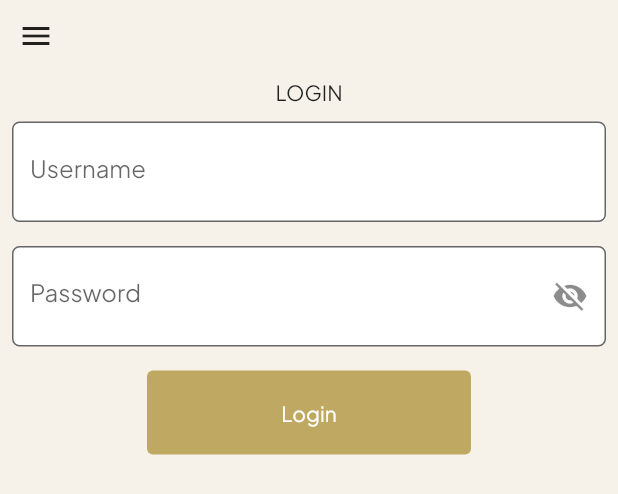
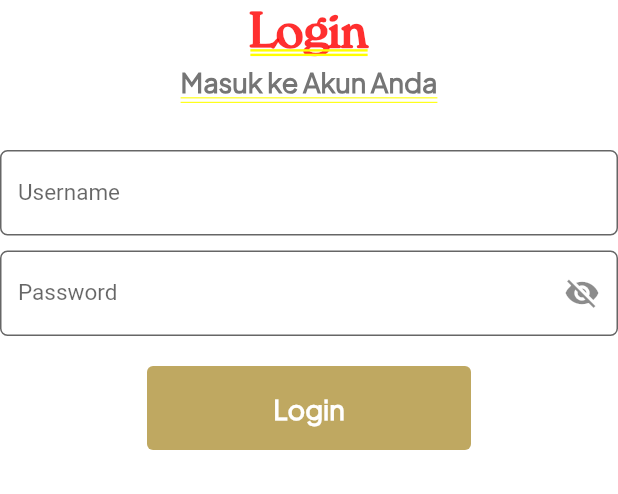
Before and after one commit to D10-PBP/Proyek-Akhir-Semester, a Flutter app: the DrawerClass widget shown alone on an empty page, opened directly, after a tap on "Login", on a phone screen of 412 x 824 dp. Shown: the top 494 px of the screen. Run offline on Flutter 3.47's test engine with Material 2 defaults, Android fonts, the light colour scheme and no system bars; our stand-ins replace google_nav_bar; missing offline and left inert: pbp_django_auth; accounts and stored records are empty; Roboto replaces fonts that are missing (PlusJakarta').

Commit message:
Implement login and profile page

```diff
--- a/lib/core/widget/drawer.dart
+++ b/lib/core/widget/drawer.dart
@@ -18,7 +18,7 @@ class DrawerClass extends StatefulWidget {
   static final List<Widget> _listViewPages = [
     const MyHomePage(),
     const BerandaBarangPage(),
-    const LoginPage(),
+    const Login(),
   ];
   @override
   State<StatefulWidget> createState() => DrawerClassState();
--- a/lib/fitur_autentikasi/pages/login.dart
+++ b/lib/fitur_autentikasi/pages/login.dart
@@ -1,19 +1,38 @@
 import 'package:flutter/material.dart';
 import 'package:provider/provider.dart';
 import 'package:pbp_django_auth/pbp_django_auth.dart';
-import 'package:sayang_dibuang_mobile/core/widget/drawer.dart';
 import 'package:sayang_dibuang_mobile/core/theme/theme_color.dart';
+import 'package:sayang_dibuang_mobile/fitur_autentikasi/providers/current_user_profile.dart';
 import 'package:sayang_dibuang_mobile/fitur_autentikasi/utilities/auth.dart';
 
-class LoginPage extends StatelessWidget {
-  const LoginPage({super.key});
+class Login extends StatelessWidget {
+  const Login({super.key});
 
   @override
   Widget build(BuildContext context) {
-    return const Scaffold(
-      backgroundColor: ThemeColor.sand,
-      drawer: DrawerClass("Login", 2),
-      body: LoginForm(),
+    return SingleChildScrollView(
+      child: Column(
+        children: [
+          const Text(
+            "Login",
+            style: TextStyle(
+                fontFamily: "Verona",
+                fontWeight: FontWeight.bold,
+                fontSize: 32),
+          ),
+          Text(
+            "Masuk ke Akun Anda",
+            style: TextStyle(
+              fontFamily: "PlusJakarta",
+              fontWeight: FontWeight.bold,
+              fontSize: 18,
+              color: Colors.grey[600],
+            ),
+          ),
+          const SizedBox(height: 30),
+          const LoginForm(),
+        ],
+      ),
     );
   }
 }
@@ -43,24 +62,10 @@ class _LoginFormState extends State<LoginForm> {
     final request = context.watch<CookieRequest>();
     return Form(
         key: _loginFormKey,
-      child: Column(children: [
-        Row(
-          mainAxisAlignment: MainAxisAlignment.start,
+        child: Column(
           children: [
-            Builder(
-              builder: (context) => IconButton(
-                icon: const Icon(Icons.menu),
-                onPressed: () => Scaffold.of(context).openDrawer(),
-              ),
-            ),
-          ],
-        ),
-        Column(
-          children: [
-            const Text("LOGIN"),
-            Padding(
-                padding: const EdgeInsets.all(8.0),
-                child: TextFormField(
+            TextFormField(
+              style: const TextStyle(fontFamily: "PlusJakarta'", fontSize: 15),
               decoration: InputDecoration(
                 labelText: "Username",
                 filled: true,
@@ -68,6 +73,7 @@ class _LoginFormState extends State<LoginForm> {
                 border: OutlineInputBorder(
                   borderRadius: BorderRadius.circular(5.0),
                 ),
+                hoverColor: ThemeColor.sand,
               ),
               onChanged: (String? value) {
                 setState(() {
@@ -85,15 +91,16 @@ class _LoginFormState extends State<LoginForm> {
                 }
                 return null;
               },
-                )),
-            Padding(
-                padding: const EdgeInsets.all(8.0),
-                child: TextFormField(
+            ),
+            const SizedBox(height: 10.0),
+            TextFormField(
               obscureText: !isPasswordVisible,
+              style: const TextStyle(fontFamily: "PlusJakarta'", fontSize: 15),
               decoration: InputDecoration(
                   labelText: "Password",
                   filled: true,
                   fillColor: Colors.white,
+                  hoverColor: ThemeColor.sand,
                   border: OutlineInputBorder(
                     borderRadius: BorderRadius.circular(5.0),
                   ),
@@ -120,17 +127,59 @@ class _LoginFormState extends State<LoginForm> {
                 }
                 return null;
               },
-                )),
-            Padding(
-              padding: const EdgeInsets.all(8.0),
-              child: TextButton(
+            ),
+            const SizedBox(
+              height: 20,
+            ),
+            TextButton(
                 style: ButtonStyle(
                   backgroundColor: MaterialStateProperty.all(ThemeColor.gold),
                 ),
                 onPressed: () async {
                   if (_loginFormKey.currentState!.validate()) {
-                      await login(
+                    final response = await login(
                         context, mounted, request, username, password1);
+                    if (!mounted) return;
+                    if (!context
+                        .read<CurrentUserProfileModel>()
+                        .hasCurrentUser()) {
+                      showDialog(
+                        context: context,
+                        builder: (context) {
+                          return Dialog(
+                            shape: RoundedRectangleBorder(
+                              borderRadius: BorderRadius.circular(10),
+                            ),
+                            elevation: 15,
+                            child: SizedBox(
+                              width: 300,
+                              height: 150,
+                              child: Center(
+                                child: ListView(
+                                  padding: const EdgeInsets.only(
+                                      top: 20, bottom: 20),
+                                  shrinkWrap: true,
+                                  children: <Widget>[
+                                    Padding(
+                                        padding: const EdgeInsets.all(10),
+                                        child: Text(
+                                          response,
+                                          textAlign: TextAlign.center,
+                                        )),
+                                    TextButton(
+                                      onPressed: () {
+                                        Navigator.pop(context);
+                                      },
+                                      child: const Text('Kembali'),
+                                    ),
+                                  ],
+                                ),
+                              ),
+                            ),
+                          );
+                        },
+                      );
+                    }
                   }
                 },
                 child: const SizedBox(
@@ -139,13 +188,15 @@ class _LoginFormState extends State<LoginForm> {
                     child: Center(
                       child: Text(
                         "Login",
-                          style: TextStyle(color: Colors.white),
+                        style: TextStyle(
+                          color: Colors.white,
+                          fontFamily: "PlusJakarta",
+                          fontWeight: FontWeight.bold,
+                          fontSize: 18,
+                        ),
                       ),
                     ))),
-            ),
           ],
-        )
-      ]),
-    );
+        ));
   }
 }
--- a/lib/main.dart
+++ b/lib/main.dart
@@ -5,6 +5,7 @@ import 'package:flutter/services.dart';
 import 'package:google_nav_bar/google_nav_bar.dart';
 import 'package:sayang_dibuang_mobile/barang_bekas/pages/beranda.dart';
 import 'package:sayang_dibuang_mobile/crowdfunding/pages/crowdfundings.dart';
+import 'package:sayang_dibuang_mobile/fitur_autentikasi/pages/profile.dart';
 
 import 'core/theme/theme_color.dart';
 import 'package:sayang_dibuang_mobile/fitur_autentikasi/providers/current_user_profile.dart';
@@ -52,6 +53,7 @@ class _MyHomePageState extends State<MyHomePage> {
       BerandaBarangPage(), // nanti diganti sama Request
       CrowdfundingsPage(),
       CrowdfundingsPage(), // nanti diganti sama Leaderboard
+      ProfilePage(),
     ];
 
     return AnnotatedRegion<SystemUiOverlayStyle>(
@@ -106,6 +108,9 @@ class _MyHomePageState extends State<MyHomePage> {
                       icon: Icons.leaderboard_rounded,
                       text: 'Leaderboard',
                     ),
+                    GButton(
+                      icon: Icons.account_circle_outlined,
+                    ),
                   ]),
             ),
           )),
```
Also changed, not shown: lib/fitur_autentikasi/pages/profile.dart (added, +114 -0 lines), lib/fitur_autentikasi/utilities/auth.dart (+13 -7 lines). Lines whose indentation alone changed are shown as unchanged.
